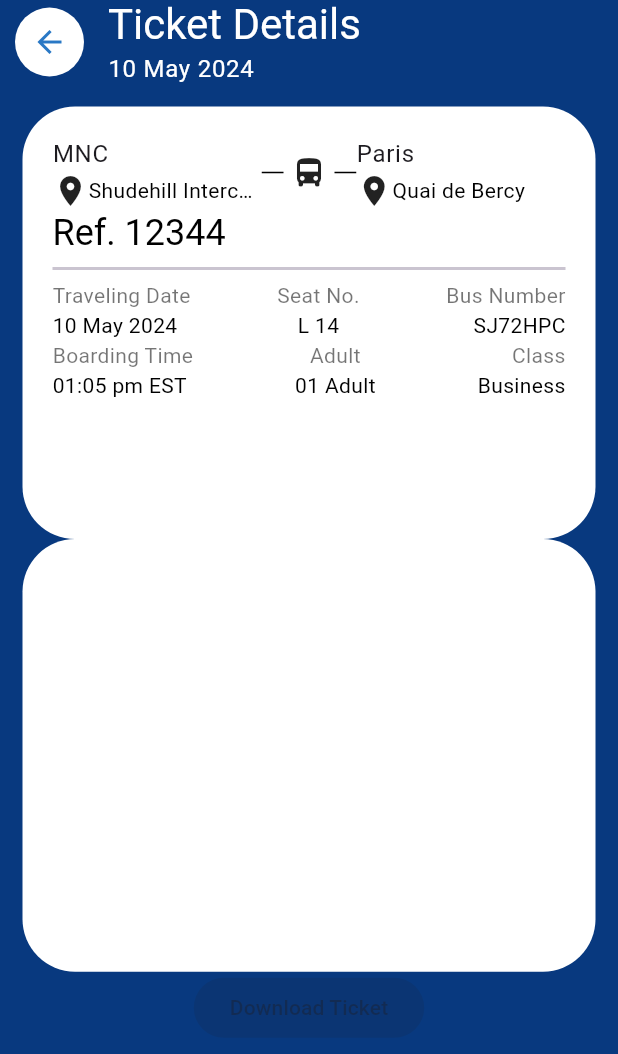
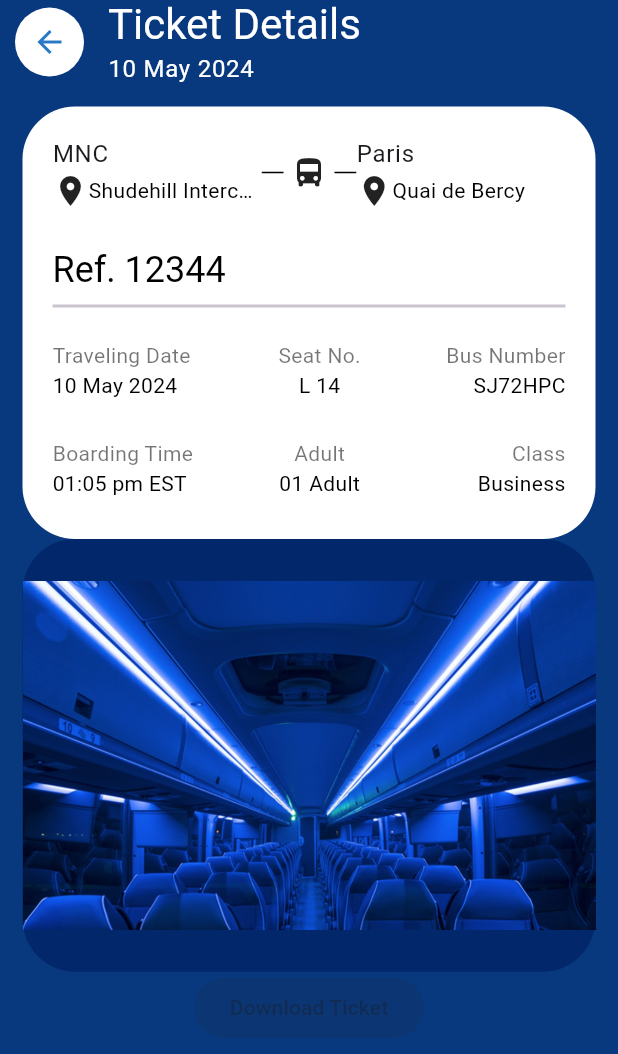
Before and after one commit to ahmetakay24/uplabs_ui_challenge_2_flutter, a Flutter app: the screen it shows after launch, on a phone screen of 412 x 824 dp. Shown: the top 1054 px of the screen. Run offline on Flutter 3.47's test engine with Material 3 defaults, Android fonts, the phone set to English and light mode, and no system bars; our stand-ins replace custom_sliding_segmented_control; missing offline and left inert: easy_autocomplete.

Commit message:
Container of Ticket Details Screen Edited

```diff
--- a/lib/core/core_utilities.dart
+++ b/lib/core/core_utilities.dart
@@ -6,4 +6,5 @@ class AppColors {
   final Color blueColor = const Color.fromRGBO(41, 120, 197, 1);
   final Color goldColor = const Color.fromRGBO(226, 211, 125, 1);
   final Color disableBlue = const Color.fromRGBO(40, 121, 197, 1);
+  final Color navyBlue = const Color.fromRGBO(2, 39, 107, 1);
 }
--- a/lib/screens/ticket_details_screen/ticket_details_screen.dart
+++ b/lib/screens/ticket_details_screen/ticket_details_screen.dart
@@ -1,6 +1,4 @@
-import 'package:auto_size_text/auto_size_text.dart';
 import 'package:flutter/material.dart';
-import 'package:flutter/widgets.dart';
 import 'package:uplabs_ui_challenge_2_flutter/core/core_utilities.dart';
 
 class TicketDetailsScreen extends StatelessWidget {
@@ -126,6 +124,11 @@ class TicketDetailsScreen extends StatelessWidget {
                           )
                         ],
                       ),
+                      Padding(
+                        padding: const EdgeInsets.only(top: 25, bottom: 15),
+                        child: Column(
+                          crossAxisAlignment: CrossAxisAlignment.start,
+                          children: [
                             Text(
                               "Ref. 12344",
                               style: Theme.of(context).textTheme.headlineSmall?.copyWith(color: Colors.black),
@@ -133,8 +136,15 @@ class TicketDetailsScreen extends StatelessWidget {
                             const Divider(
                               thickness: 2,
                             ),
+                          ],
+                        ),
+                      ),
                       Row(
                         mainAxisAlignment: MainAxisAlignment.spaceBetween,
+                        children: [
+                          Column(
+                            crossAxisAlignment: CrossAxisAlignment.start,
+                            mainAxisAlignment: MainAxisAlignment.start,
                             children: [
                               Column(
                                 crossAxisAlignment: CrossAxisAlignment.start,
@@ -150,6 +160,27 @@ class TicketDetailsScreen extends StatelessWidget {
                                   )
                                 ],
                               ),
+                              const SizedBox(
+                                height: 25,
+                              ),
+                              Column(
+                                crossAxisAlignment: CrossAxisAlignment.start,
+                                mainAxisAlignment: MainAxisAlignment.start,
+                                children: [
+                                  Text(
+                                    "Boarding Time",
+                                    style: Theme.of(context).textTheme.bodyMedium?.copyWith(color: Colors.black54),
+                                  ),
+                                  Text(
+                                    "01:05 pm EST",
+                                    style: Theme.of(context).textTheme.bodyMedium?.copyWith(color: Colors.black),
+                                  )
+                                ],
+                              )
+                            ],
+                          ),
+                          Column(
+                            children: [
                               Column(
                                 children: [
                                   Text(
@@ -162,6 +193,27 @@ class TicketDetailsScreen extends StatelessWidget {
                                   )
                                 ],
                               ),
+                              const SizedBox(
+                                height: 25,
+                              ),
+                              Column(
+                                children: [
+                                  Text(
+                                    "Adult",
+                                    style: Theme.of(context).textTheme.bodyMedium?.copyWith(color: Colors.black54),
+                                  ),
+                                  Text(
+                                    "01 Adult",
+                                    style: Theme.of(context).textTheme.bodyMedium?.copyWith(color: Colors.black),
+                                  )
+                                ],
+                              )
+                            ],
+                          ),
+                          Column(
+                            crossAxisAlignment: CrossAxisAlignment.end,
+                            mainAxisAlignment: MainAxisAlignment.end,
+                            children: [
                               Column(
                                 crossAxisAlignment: CrossAxisAlignment.end,
                                 mainAxisAlignment: MainAxisAlignment.end,
@@ -176,36 +228,8 @@ class TicketDetailsScreen extends StatelessWidget {
                                   )
                                 ],
                               ),
-                        ],
-                      ),
-                      Row(
-                        mainAxisAlignment: MainAxisAlignment.spaceBetween,
-                        children: [
-                          Column(
-                            crossAxisAlignment: CrossAxisAlignment.start,
-                            mainAxisAlignment: MainAxisAlignment.start,
-                            children: [
-                              Text(
-                                "Boarding Time",
-                                style: Theme.of(context).textTheme.bodyMedium?.copyWith(color: Colors.black54),
-                              ),
-                              Text(
-                                "01:05 pm EST",
-                                style: Theme.of(context).textTheme.bodyMedium?.copyWith(color: Colors.black),
-                              )
-                            ],
-                          ),
-                          Column(
-                            children: [
-                              Text(
-                                "Adult",
-                                style: Theme.of(context).textTheme.bodyMedium?.copyWith(color: Colors.black54),
-                              ),
-                              Text(
-                                "01 Adult",
-                                style: Theme.of(context).textTheme.bodyMedium?.copyWith(color: Colors.black),
-                              )
-                            ],
+                              const SizedBox(
+                                height: 25,
                               ),
                               Column(
                                 crossAxisAlignment: CrossAxisAlignment.end,
@@ -220,6 +244,8 @@ class TicketDetailsScreen extends StatelessWidget {
                                     style: Theme.of(context).textTheme.bodyMedium?.copyWith(color: Colors.black),
                                   )
                                 ],
+                              )
+                            ],
                           ),
                         ],
                       ),
@@ -229,7 +255,8 @@ class TicketDetailsScreen extends StatelessWidget {
               ),
               Container(
                 height: MediaQuery.of(context).size.height * 0.35,
-                decoration: BoxDecoration(color: Colors.white, borderRadius: BorderRadius.circular(35)),
+                decoration: BoxDecoration(color: colors.navyBlue, borderRadius: BorderRadius.circular(35)),
+                child: Image.asset("assets/images/bus_seats.jpeg"),
               ),
               const ElevatedButton(onPressed: null, child: Text("Download Ticket"))
             ],
```
Also changed, not shown: assets/images/bus_seats.jpeg (added). Lines whose indentation alone changed are shown as unchanged.
